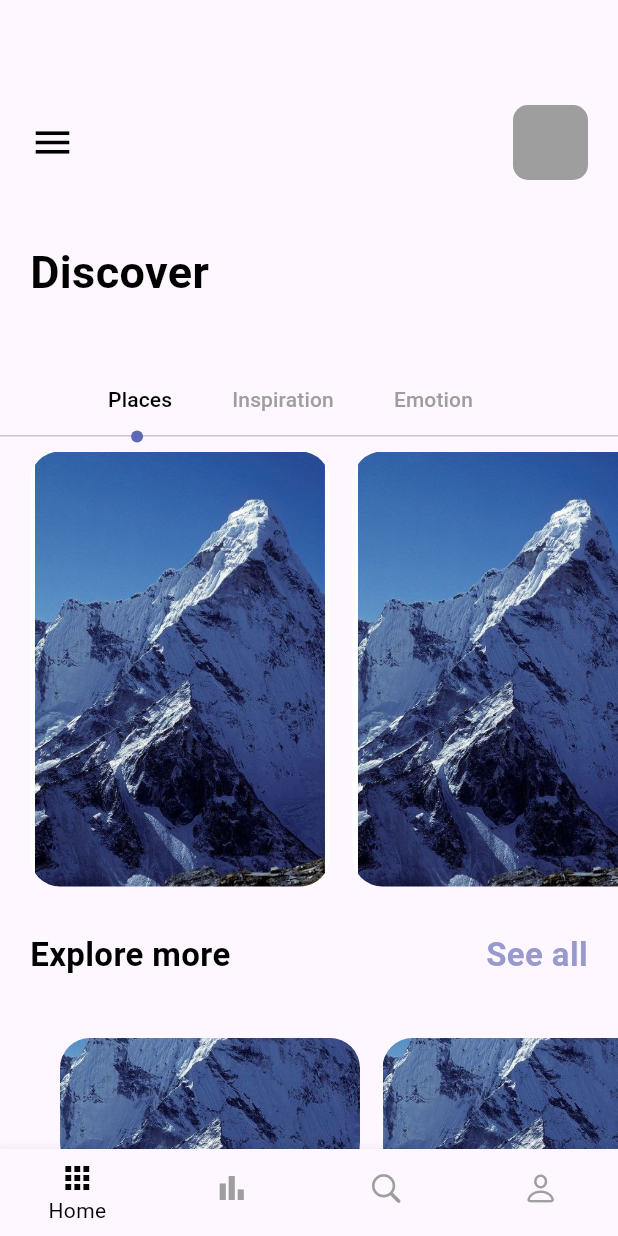
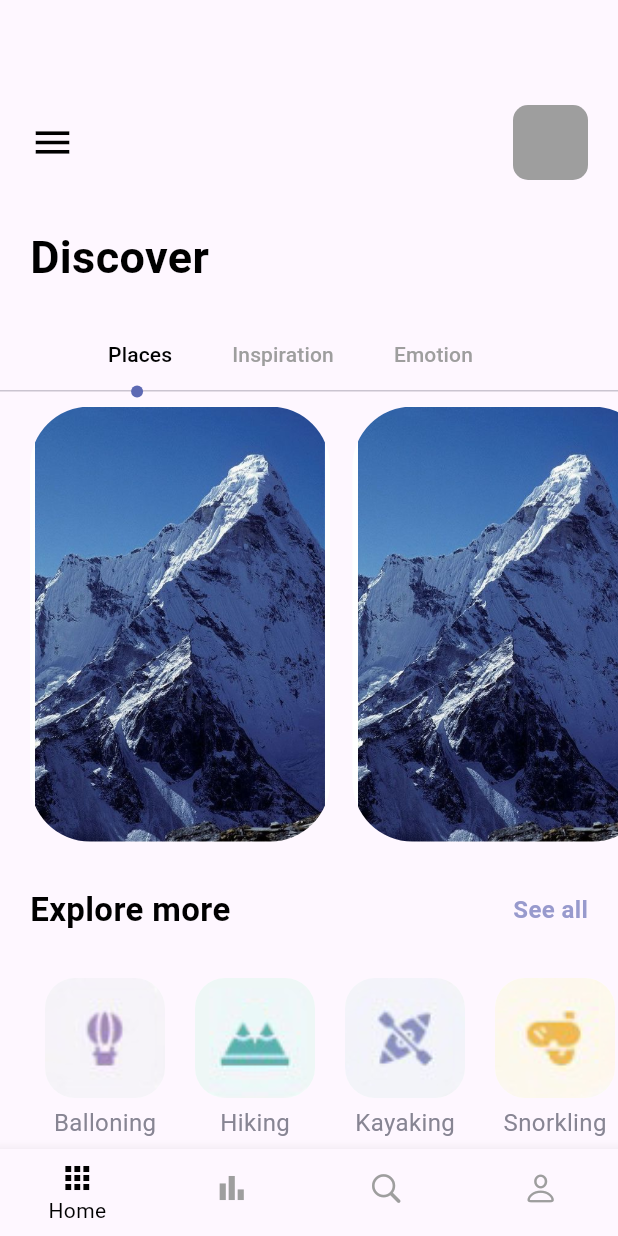
Before and after one commit to Sunichiii/travel-app, a Flutter app: the screen it shows after launch, on a phone screen of 412 x 824 dp. Run offline on Flutter 3.47's test engine with Material 3 defaults, Android fonts, the phone set to English and light mode, and no system bars.

Commit message:
completed home page

```diff
--- a/lib/pages/navpages/home_page.dart
+++ b/lib/pages/navpages/home_page.dart
@@ -11,6 +11,13 @@ class HomePage extends StatefulWidget {
 }
 
 class _HomePageState extends State<HomePage> with TickerProviderStateMixin {
+
+  var images = {
+    "balloning.png": "Balloning",
+    "hiking.png":"Hiking",
+    "kayaking.png": "Kayaking",
+    "snorkling.png": "Snorkling"
+  };
   @override
   Widget build(BuildContext context) {
     TabController tabController = TabController(length: 3, vsync: this);
@@ -18,6 +25,7 @@ class _HomePageState extends State<HomePage> with TickerProviderStateMixin {
       body: Column(
         crossAxisAlignment: CrossAxisAlignment.start,
         children: [
+          // app bar bhanda muni ko
           Container(
             padding: const EdgeInsets.only(top: 70, left: 20),
             child: Row(
@@ -36,14 +44,15 @@ class _HomePageState extends State<HomePage> with TickerProviderStateMixin {
               ],
             ),
           ),
-          SizedBox(height: 40),
+          SizedBox(height: 30),
           Container(
             margin: EdgeInsets.only(left: 20),
             child: AppLargeText(text: "Discover"),
           ),
-          SizedBox(height: 40),
-          Container(
-            child: Align(
+          SizedBox(height: 20),
+
+          // tala ko tab controller
+          Align(
             alignment: Alignment.centerLeft,
             child: TabBar(
               labelPadding: EdgeInsets.only(left: 20, right: 20),
@@ -65,11 +74,12 @@ class _HomePageState extends State<HomePage> with TickerProviderStateMixin {
               ],
             ),
           ),
-          ),
           Container(
             padding: EdgeInsets.only(left: 20),
             height: 300,
             width: double.maxFinite,
+
+            //scroll hune tab bar josle image dekhaucha
             child: TabBarView(
               controller: tabController,
 
@@ -83,7 +93,7 @@ class _HomePageState extends State<HomePage> with TickerProviderStateMixin {
                       width: 200,
                       height: 300,
                       decoration: BoxDecoration(
-                        borderRadius: BorderRadius.circular(20),
+                        borderRadius: BorderRadius.circular(40),
                         color: Colors.white,
                         image: DecorationImage(
                           image: AssetImage("img/mountain.jpeg"),
@@ -96,6 +106,8 @@ class _HomePageState extends State<HomePage> with TickerProviderStateMixin {
             ),
           ),
           SizedBox(height: 30),
+
+          // explore more ra see all walaa line
           Container(
             margin: EdgeInsets.only(right: 20, left: 20),
             child: Row(
@@ -104,57 +116,49 @@ class _HomePageState extends State<HomePage> with TickerProviderStateMixin {
                 AppLargeText(text: "Explore more", size: 22),
                 AppLargeText(
                   text: "See all",
-                  size: 22,
+                  size: 16,
                   color: AppColors.textColor1,
                 ),
               ],
             ),
           ),
-          SizedBox(height: 30,),
+          SizedBox(height: 30),
+
+          //bottom nav bar bhanda mathi ko
           Container(
-            height: 100,
+            height: 130,
             width: double.maxFinite,
-            margin: EdgeInsets.only(left: 20),
+            margin: EdgeInsets.only(left: 30),
             child: ListView.builder(
               itemCount: 4,
               scrollDirection: Axis.horizontal,
-              itemBuilder: (context, index) {
-                return Column(
+              itemBuilder: (_, index) {
+                return Container(
+                  margin: EdgeInsets.only(right: 20),
+                  child: Column(
                     children: [
                       Container(
-                      padding: EdgeInsets.only(left: 20),
-                      height: 100,
-                      width: double.maxFinite,
-                      child: TabBarView(
-                        controller: tabController,
-                        children: [
-                          ListView.builder(
-                            itemCount: 3,
-                            scrollDirection: Axis.horizontal,
-                            itemBuilder: (BuildContext context, int index) {
-                              return Container(
-                                margin: EdgeInsets.only(right: 15, top: 10),
-                                width: 200,
-                                height: 300,
+                       // margin: EdgeInsets.only(right: 50),
+                        width: 80,
+                        height: 80,
                         decoration: BoxDecoration(
                           borderRadius: BorderRadius.circular(20),
                           color: Colors.white,
                           image: DecorationImage(
-                                    image: AssetImage("img/mountain.jpeg"),
+                            image: AssetImage("img/${images.keys.elementAt(index)}"),
                             fit: BoxFit.cover,
                           ),
                         ),
-                              );
-                            },
                       ),
-                          Center(child: AppText(text: "Inspiration Coming Soon")),
-                          Center(child: AppText(text: "Emotion Coming Soon")),
+                      SizedBox(height: 5),
+                      Container(
+                        child: AppText(
+                          text: images.values.elementAt(index),
+                          color: AppColors.textColor2,
+                        ),
+                      ),
                     ],
                   ),
-
-                    ),
-
-                  ],
                 );
               },
             ),
@@ -165,6 +169,7 @@ class _HomePageState extends State<HomePage> with TickerProviderStateMixin {
   }
 }
 
+//golo golo dekhaune UI
 class CircleTabIndicator extends Decoration {
   final Color color;
   double radius;
```
Lines whose indentation alone changed are shown as unchanged.
